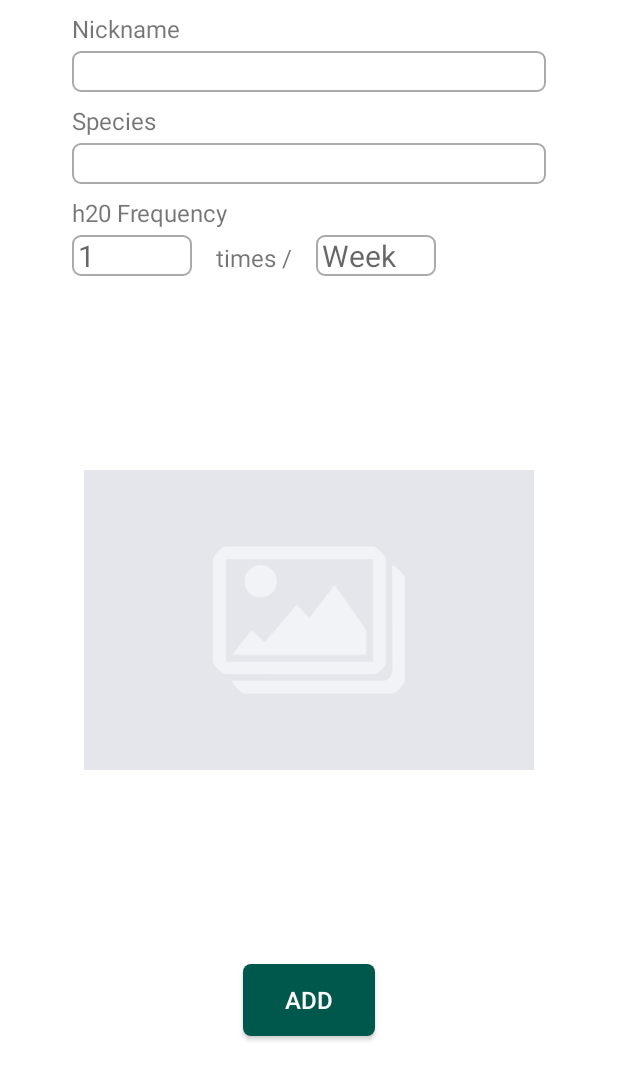
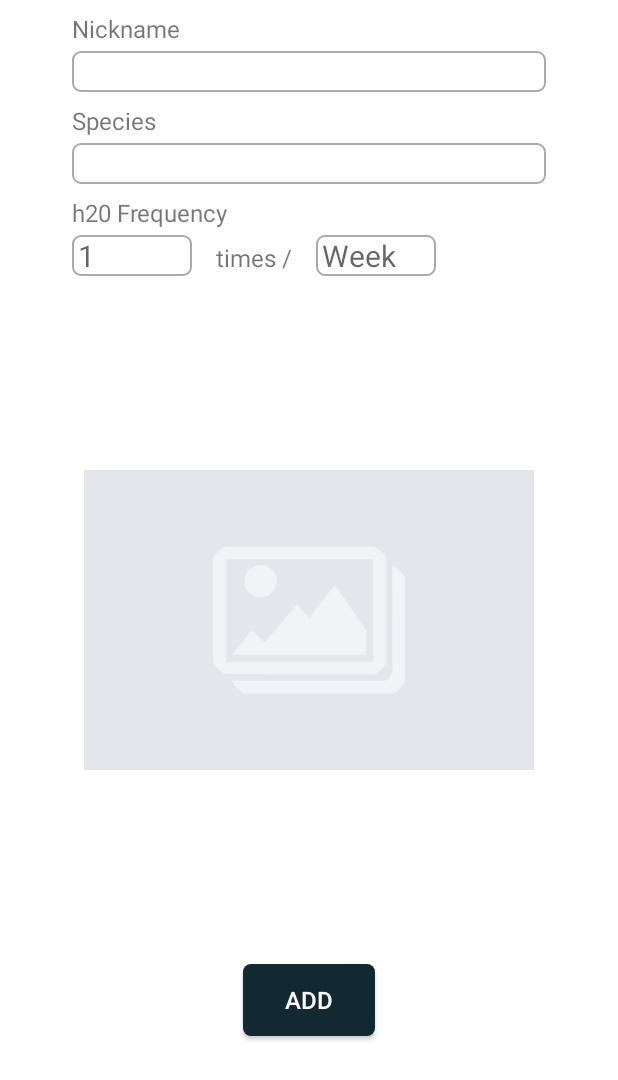
Before and after one commit to Uptiie/ANDROID-2, an Android app: the layout create_plant_list_item.xml on its own in the app's theme, with its tools: preview values and no code run, on a phone screen of 412 x 824 dp. Shown: the top 1080 px of the screen. Run offline under Robolectric (Android 15) with nearby library versions, the phone set to English and light mode, and no system bars.

Commit message:
Change colors.

```diff
--- a/app/src/main/java/com/example/watermyplants/controllers/PlantController.kt
+++ b/app/src/main/java/com/example/watermyplants/controllers/PlantController.kt
@@ -27,7 +27,6 @@ class PlantController : Controller {
                     .popChangeHandler(HorizontalChangeHandler())
             )
         }
-
         return view
     }
 }
--- a/app/src/main/res/values/colors.xml
+++ b/app/src/main/res/values/colors.xml
@@ -1,6 +1,6 @@
 <?xml version="1.0" encoding="utf-8"?>
 <resources>
-    <color name="colorPrimary">#008577</color>
-    <color name="colorPrimaryDark">#00574B</color>
-    <color name="colorAccent">#D81B60</color>
+    <color name="colorPrimary">#4B7F52</color>
+    <color name="colorPrimaryDark">#122932</color>
+    <color name="colorAccent">#D4E79E</color>
 </resources>
```
